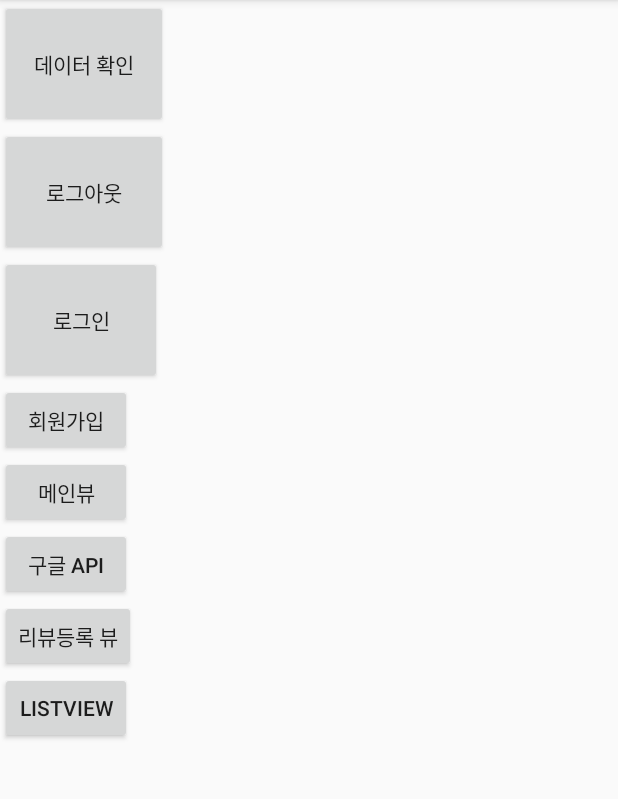
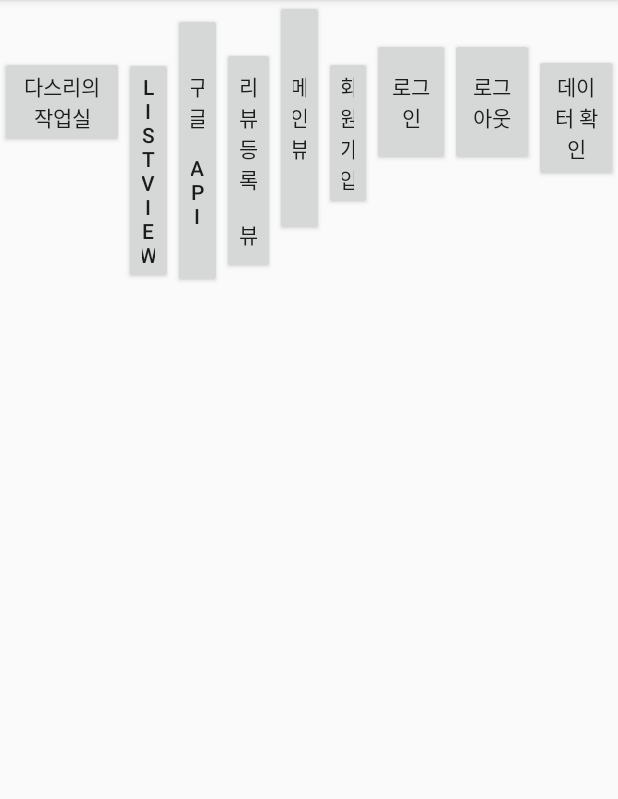
Before and after one commit to yangja057/WayProject, an Android app: the screen it shows after launch (MainActivity), on a phone screen of 412 x 824 dp, the part 84-883 px from its top. Run offline under Robolectric (Android 15) with nearby library versions, the phone set to English and light mode, and no system bars; our stand-ins replace Firebase (no records; nobody signed in at launch, a user with empty details on screens opened directly); libraries missing offline, so code that uses them is left out: com.facebook.login.

Commit message:
테스트용다스리의작업실

```diff
--- a/app/src/main/AndroidManifest.xml
+++ b/app/src/main/AndroidManifest.xml
@@ -52,7 +52,8 @@
         <activity android:name=".WRegiReviewActivity" />
         <activity android:name=".WAddPlaceActivity" />
         <activity android:name=".WListActivity" />
-        <activity android:name=".DataTestActivity"></activity>
+        <activity android:name=".DataTestActivity" />
+        <activity android:name=".LTest"></activity>
     </application>
 
 </manifest>
--- a/app/src/main/java/com/example/yangj/wayproject/MainActivity.java
+++ b/app/src/main/java/com/example/yangj/wayproject/MainActivity.java
@@ -37,6 +37,7 @@ public class MainActivity extends AppCompatActivity {
     private Button btnLogOut;
     private Button btnGoList;
     private Button btnCheck;
+    private Button btnTestList;
 
     private  FirebaseAuth.AuthStateListener mAuthListener;
 
@@ -65,7 +66,7 @@ public class MainActivity extends AppCompatActivity {
         btnGoToLogin=(Button)findViewById(R.id.goToLogin);
         btnLogOut=(Button)findViewById(R.id.logOut);
         btnGoList=(Button)findViewById(R.id.goListView);
-
+        btnTestList=(Button)findViewById(R.id. TestListView) ;
 
 /*
 현재 로그인한 사용자
@@ -142,6 +143,13 @@ public class MainActivity extends AppCompatActivity {
             }
         });
 
+        btnTestList.setOnClickListener(new View.OnClickListener() {
+            @Override
+            public void onClick(View v) {
+                Intent intent=new Intent(getBaseContext(),LTest.class);
+                startActivity(intent);
+            }
+        });
 
 
 
--- a/app/src/main/res/layout/activity_main.xml
+++ b/app/src/main/res/layout/activity_main.xml
@@ -8,12 +8,67 @@
     tools:context="com.example.yangj.wayproject.MainActivity">
 
 
+    <LinearLayout
+        android:layout_width="match_parent"
+        android:layout_height="match_parent"
+        android:orientation="horizontal">
 
         <Button
-        android:id="@+id/check"
-        android:layout_width="112dp"
+            android:id="@+id/TestListView"
+            android:layout_width="138dp"
+            android:layout_height="wrap_content"
+            android:layout_weight="1"
+            android:text="다스리의 작업실" />
+
+        <Button
+            android:id="@+id/goListView"
+            android:layout_width="wrap_content"
+            android:layout_height="wrap_content"
+            android:layout_weight="1"
+            android:text="ListView" />
+
+        <Button
+            android:id="@+id/goToApi"
+            android:layout_width="wrap_content"
+            android:layout_height="183dp"
+            android:layout_weight="1"
+            android:text="구글 api"
+            tools:layout_editor_absoluteX="16dp"
+            tools:layout_editor_absoluteY="93dp" />
+
+        <Button
+            android:id="@+id/goRegiReview"
+            android:layout_width="wrap_content"
+            android:layout_height="151dp"
+            android:layout_weight="1"
+            android:text="리뷰등록 뷰"
+            tools:layout_editor_absoluteX="263dp"
+            tools:layout_editor_absoluteY="151dp" />
+
+        <Button
+            android:id="@+id/goToMainView"
+            android:layout_width="wrap_content"
+            android:layout_height="157dp"
+            android:layout_weight="1"
+            android:text="메인뷰"
+            tools:layout_editor_absoluteX="263dp"
+            tools:layout_editor_absoluteY="151dp" />
+
+        <Button
+            android:id="@+id/goToJoin"
+            android:layout_width="wrap_content"
+            android:layout_height="wrap_content"
+            android:layout_weight="1"
+            android:text="회원가입"
+            tools:layout_editor_absoluteX="88dp"
+            tools:layout_editor_absoluteY="334dp" />
+
+        <Button
+            android:id="@+id/goToLogin"
+            android:layout_width="108dp"
             android:layout_height="85dp"
-        android:text="데이터 확인"
+            android:layout_weight="1"
+            android:text="로그인"
             tools:layout_editor_absoluteX="132dp"
             tools:layout_editor_absoluteY="27dp" />
 
@@ -21,55 +76,19 @@
             android:id="@+id/logOut"
             android:layout_width="112dp"
             android:layout_height="85dp"
+            android:layout_weight="1"
             android:text="로그아웃"
             tools:layout_editor_absoluteX="132dp"
             tools:layout_editor_absoluteY="27dp" />
 
         <Button
-        android:id="@+id/goToLogin"
-        android:layout_width="108dp"
+            android:id="@+id/check"
+            android:layout_width="112dp"
             android:layout_height="85dp"
-        android:text="로그인"
+            android:layout_weight="1"
+            android:text="데이터 확인"
             tools:layout_editor_absoluteX="132dp"
             tools:layout_editor_absoluteY="27dp" />
-
-    <Button
-        android:id="@+id/goToJoin"
-        android:layout_width="wrap_content"
-        android:layout_height="wrap_content"
-        android:text="회원가입"
-        tools:layout_editor_absoluteX="88dp"
-        tools:layout_editor_absoluteY="334dp" />
-
-    <Button
-        android:id="@+id/goToMainView"
-        android:layout_width="wrap_content"
-        android:layout_height="wrap_content"
-        android:text="메인뷰"
-        tools:layout_editor_absoluteX="263dp"
-        tools:layout_editor_absoluteY="151dp" />
-
-    <Button
-        android:id="@+id/goToApi"
-        android:layout_width="wrap_content"
-        android:layout_height="wrap_content"
-        android:text="구글 api"
-        tools:layout_editor_absoluteX="16dp"
-        tools:layout_editor_absoluteY="93dp" />
-
-    <Button
-        android:id="@+id/goRegiReview"
-        android:layout_width="wrap_content"
-        android:layout_height="wrap_content"
-        android:text="리뷰등록 뷰"
-        tools:layout_editor_absoluteX="263dp"
-        tools:layout_editor_absoluteY="151dp" />
-
-    <Button
-        android:id="@+id/goListView"
-        android:layout_width="wrap_content"
-        android:layout_height="wrap_content"
-        android:text="ListView"
-        />
+    </LinearLayout>
 
 </LinearLayout>
--- a/build.gradle
+++ b/build.gradle
@@ -3,6 +3,7 @@
 buildscript {
     repositories {
         jcenter()
+        google()
     }
     dependencies {
         classpath 'com.android.tools.build:gradle:3.0.0'
@@ -22,6 +23,7 @@ allprojects {
             mavenCentral()
             url 'https://maven.google.com'
         }
+        google()
     }
 }
 
```
Also changed, not shown: app/src/main/java/com/example/yangj/wayproject/LTest.java (added, +26 -0 lines), app/src/main/java/com/example/yangj/wayproject/LTestAdapter.java (added, +79 -0 lines), app/src/main/res/layout/activity_ltest.xml (added, +14 -0 lines), app/src/main/java/com/example/yangj/wayproject/WRegiReviewAdapter.java (line endings or trailing spaces), app/src/main/res/drawable/konkuk.jpg (added). Lines whose indentation alone changed are shown as unchanged.
